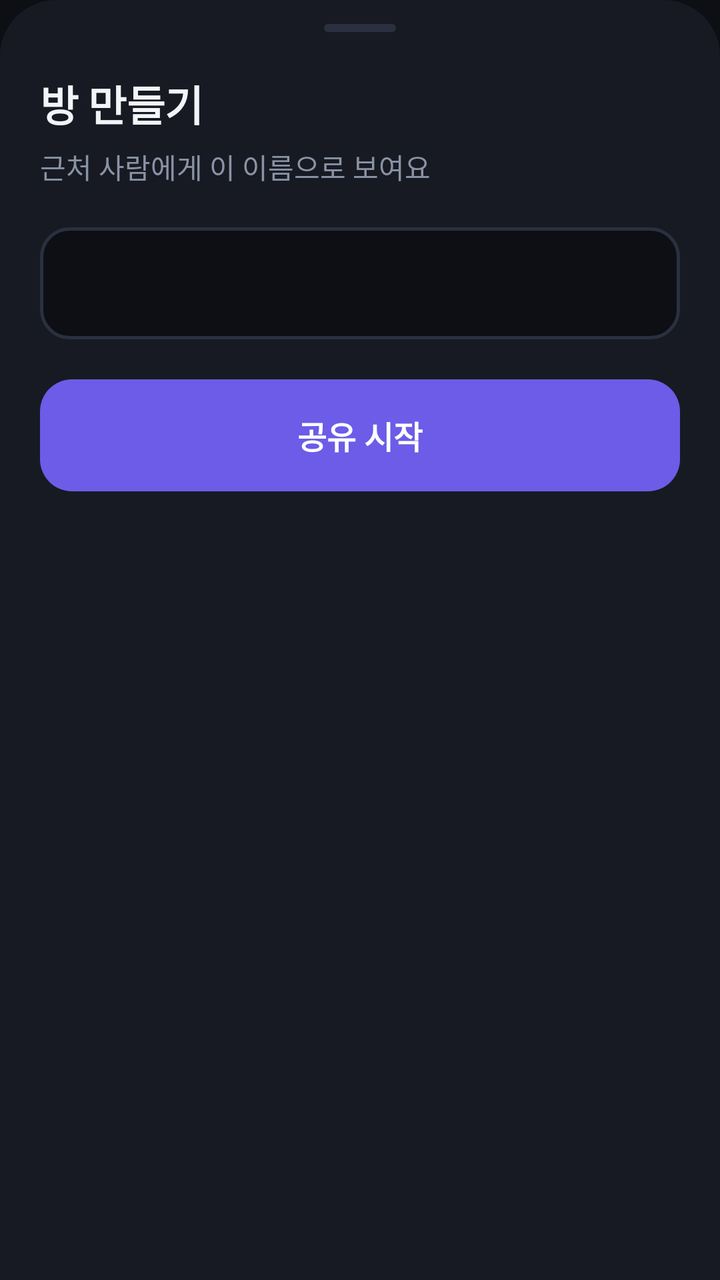
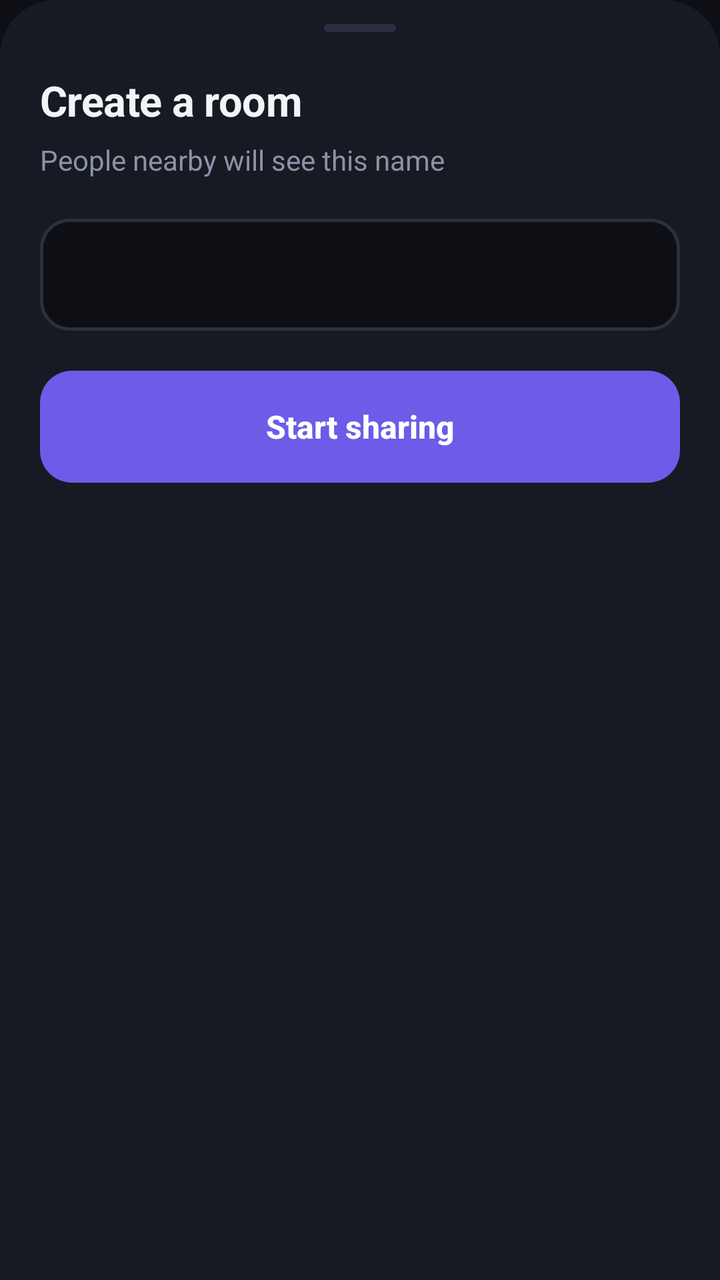

An Android layout rendered at two revisions. The XML below is the earlier revision; the diff shows what the commit changed to produce the second picture.
<!-- AndroidManifest.xml: application theme AppTheme -->
<!-- res/layout/sheet_create.xml -->
<?xml version="1.0" encoding="utf-8"?>
<LinearLayout xmlns:android="http://schemas.android.com/apk/res/android"
    android:layout_width="match_parent"
    android:layout_height="wrap_content"
    android:background="@drawable/bg_sheet"
    android:orientation="vertical"
    android:paddingStart="20dp"
    android:paddingTop="12dp"
    android:paddingEnd="20dp"
    android:paddingBottom="24dp">

    <View style="@style/Grab" />

    <TextView style="@style/SheetTitle" android:text="방 만들기" />
    <TextView style="@style/SheetLead" android:text="근처 사람에게 이 이름으로 보여요" />

    <EditText
        android:id="@+id/nameInput"
        style="@style/Input"
        android:layout_marginTop="20dp"
        android:imeOptions="actionDone"
        android:inputType="text"
        android:maxLength="20" />

    <Button
        android:id="@+id/btnStart"
        style="@style/Btn.Primary"
        android:layout_marginTop="20dp"
        android:text="공유 시작" />

    
    <TextView
        android:id="@+id/consentText"
        style="@style/Fine"
        android:layout_marginTop="14dp" />
</LinearLayout>
<!-- resources referenced by this layout -->
<resources>
  <!-- drawable bg_sheet (drawable) -->
  <?xml version="1.0" encoding="utf-8"?>
  <shape xmlns:android="http://schemas.android.com/apk/res/android">
      <solid android:color="@color/surface" />
      <corners android:topLeftRadius="28dp" android:topRightRadius="28dp" />
  </shape>
  <style name="Btn.Primary">
          <item name="android:background">@drawable/bg_btn_primary</item>
          <item name="android:textColor">#FFFFFFFF</item>
      </style>
  <style name="Fine">
          <item name="android:layout_width">match_parent</item>
          <item name="android:layout_height">wrap_content</item>
          <item name="android:textSize">12sp</item>
          <item name="android:textColor">@color/text_faint</item>
          <item name="android:gravity">center</item>
          <item name="android:lineSpacingExtra">3dp</item>
      </style>
  <style name="Grab">
          <item name="android:layout_width">36dp</item>
          <item name="android:layout_height">4dp</item>
          <item name="android:layout_gravity">center_horizontal</item>
          <item name="android:layout_marginBottom">20dp</item>
          <item name="android:background">@drawable/bg_grab</item>
      </style>
  <style name="SheetLead">
          <item name="android:layout_width">match_parent</item>
          <item name="android:layout_height">wrap_content</item>
          <item name="android:layout_marginTop">6dp</item>
          <item name="android:textSize">14sp</item>
          <item name="android:textColor">@color/text_dim</item>
          <item name="android:lineSpacingExtra">3dp</item>
      </style>
  <style name="SheetTitle">
          <item name="android:layout_width">match_parent</item>
          <item name="android:layout_height">wrap_content</item>
          <item name="android:textSize">21sp</item>
          <item name="android:textStyle">bold</item>
          <item name="android:textColor">@color/text</item>
          <item name="android:letterSpacing">-0.01</item>
      </style>
  <style name="AppTheme" parent="@android:style/Theme.Material.NoActionBar">
          <item name="android:windowBackground">@color/bg</item>
          <item name="android:statusBarColor">@color/bg</item>
          <item name="android:navigationBarColor">@color/bg</item>
          <item name="android:colorAccent">@color/accent</item>
          <item name="android:textColorPrimary">@color/text</item>
          <item name="android:textColorSecondary">@color/text_dim</item>
          <item name="android:textColorHint">@color/text_dim</item>
      </style>
  <color name="surface">#171A22</color>
  <!-- drawable bg_btn_primary (drawable) -->
  <?xml version="1.0" encoding="utf-8"?>
  <ripple xmlns:android="http://schemas.android.com/apk/res/android" android:color="@color/accent_press">
      <item>
          <selector>
              <item android:state_enabled="false">
                  <shape><solid android:color="@color/surface_alt" /><corners android:radius="16dp" /></shape>
              </item>
              <item>
                  <shape><solid android:color="@color/accent" /><corners android:radius="16dp" /></shape>
              </item>
          </selector>
      </item>
  </ripple>
  <color name="text_faint">#5B6376</color>
  <!-- drawable bg_grab (drawable) -->
  <?xml version="1.0" encoding="utf-8"?>
  <shape xmlns:android="http://schemas.android.com/apk/res/android">
      <solid android:color="@color/stroke" />
      <corners android:radius="2dp" />
  </shape>
  <color name="text">#F2F4F8</color>
  <color name="text_dim">#8A93A6</color>
  <color name="bg">#0D0F14</color>
  <color name="accent">#6C5CE7</color>
  <color name="accent_press">#5A4BD4</color>
  <color name="surface_alt">#1F2430</color>
  <color name="stroke">#2A3040</color>
  <!-- unchanged entries left out for length: 2 -->
</resources>

<!-- the commit's change to res/layout/sheet_create.xml (unified diff, before → after) -->
@@ -11,8 +11,8 @@
 
     <View style="@style/Grab" />
 
-    <TextView style="@style/SheetTitle" android:text="방 만들기" />
-    <TextView style="@style/SheetLead" android:text="근처 사람에게 이 이름으로 보여요" />
+    <TextView style="@style/SheetTitle" android:text="@string/create_title" />
+    <TextView style="@style/SheetLead" android:text="@string/create_lead" />
 
     <EditText
         android:id="@+id/nameInput"
@@ -26,7 +26,7 @@
         android:id="@+id/btnStart"
         style="@style/Btn.Primary"
         android:layout_marginTop="20dp"
-        android:text="공유 시작" />
+        android:text="@string/create_start" />
 
     
     <TextView
<!-- resource entries referenced after the edit -->
@@ -6,6 +6,9 @@
       <solid android:color="@color/surface" />
       <corners android:topLeftRadius="28dp" android:topRightRadius="28dp" />
   </shape>
+  <string name="create_lead">People nearby will see this name</string>
+  <string name="create_start">Start sharing</string>
+  <string name="create_title">Create a room</string>
   <style name="Btn.Primary">
           <item name="android:background">@drawable/bg_btn_primary</item>
           <item name="android:textColor">#FFFFFFFF</item>
